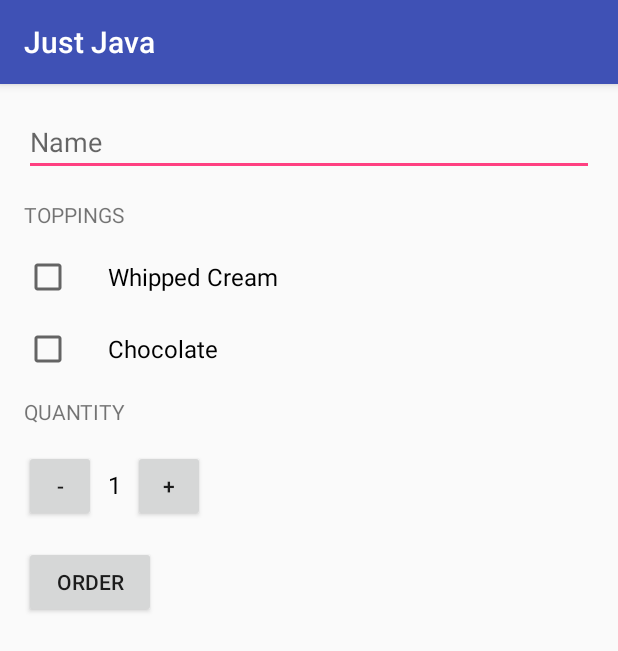
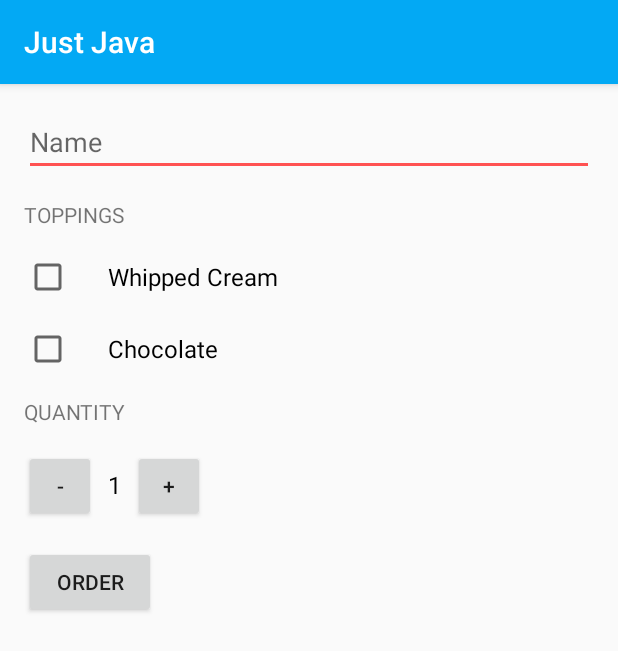
Before and after one commit to ezbery/Android, an Android app: the screen it shows after launch (MainActivity), on a phone screen of 412 x 824 dp. Shown: the top 651 px of the screen. Run offline under Robolectric (Android 15) with nearby library versions, the phone set to English and light mode, and no system bars.

Commit message:
modified style

```diff
--- a/JustJava/app/src/main/res/values/styles.xml
+++ b/JustJava/app/src/main/res/values/styles.xml
@@ -3,9 +3,9 @@
     <!-- Base application theme. -->
     <style name="AppTheme" parent="Theme.AppCompat.Light.DarkActionBar">
         <!-- Customize your theme here. -->
-        <item name="colorPrimary">@color/colorPrimary</item>
-        <item name="colorPrimaryDark">@color/colorPrimaryDark</item>
-        <item name="colorAccent">@color/colorAccent</item>
+        <item name="colorPrimary">#03A9F4</item>
+        <item name="colorPrimaryDark">#0288D1</item>
+        <item name="colorAccent">#FF5252</item>
     </style>
 
 </resources>
```
